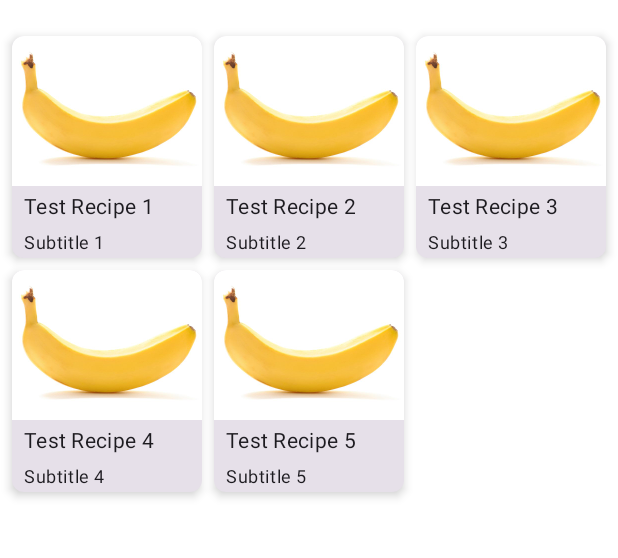
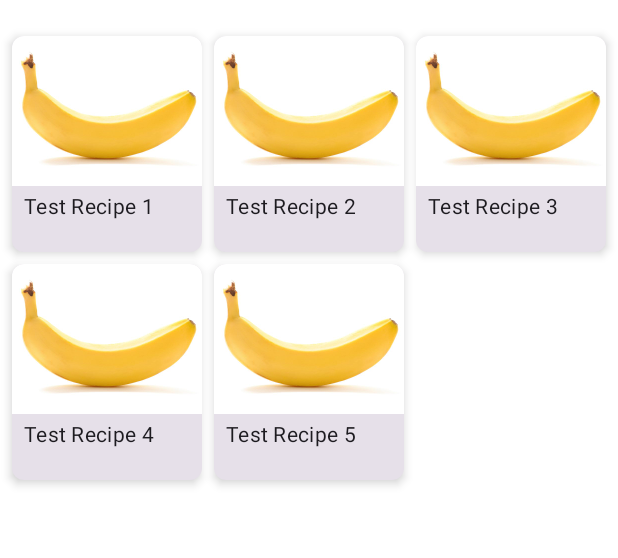
Before and after one commit to Omerixe/OmniRecipe-Android, an Android app built with Jetpack Compose: the screen it shows after launch (MainActivity), on a phone screen of 412 x 824 dp, the part 75-633 px from its top. Run offline under Robolectric (Android 15) with nearby library versions, the phone set to English and light mode, and no system bars.

Commit message:
Leave out subtitle on recipe card

```diff
--- a/app/src/main/java/ch/omerixe/omnirecipe/overview/ui/OverviewScreen.kt
+++ b/app/src/main/java/ch/omerixe/omnirecipe/overview/ui/OverviewScreen.kt
@@ -1,5 +1,6 @@
 package ch.omerixe.omnirecipe.overview.ui
 
+import android.content.res.Configuration
 import android.util.Log
 import androidx.compose.foundation.layout.Arrangement
 import androidx.compose.foundation.layout.PaddingValues
@@ -12,6 +13,7 @@ import androidx.compose.foundation.lazy.grid.LazyGridScope
 import androidx.compose.foundation.lazy.grid.LazyVerticalGrid
 import androidx.compose.foundation.lazy.grid.items
 import androidx.compose.material3.MaterialTheme
+import androidx.compose.material3.Surface
 import androidx.compose.material3.Text
 import androidx.compose.runtime.Composable
 import androidx.compose.ui.Modifier
@@ -28,31 +30,26 @@ fun OverviewScreen() {
         RecipeOverview(
             "1",
             "Test Recipe 1",
-            "Subtitle 1",
             RecipeImage.Internal(R.drawable.banana)
         ),
         RecipeOverview(
             "2",
             "Test Recipe 2",
-            "Subtitle 2",
             RecipeImage.Internal(R.drawable.banana)
         ),
         RecipeOverview(
             "3",
             "Test Recipe 3",
-            "Subtitle 3",
             RecipeImage.Internal(R.drawable.banana)
         ),
         RecipeOverview(
             "4",
             "Test Recipe 4",
-            "Subtitle 4",
             RecipeImage.Internal(R.drawable.banana)
         ),
         RecipeOverview(
             "5",
             "Test Recipe 5",
-            "Subtitle 5",
             RecipeImage.Internal(R.drawable.banana)
         ),
     )
@@ -87,10 +84,13 @@ private fun LazyGridScope.header(
 
 
 @Preview
+@Preview(uiMode = Configuration.UI_MODE_NIGHT_YES or Configuration.UI_MODE_TYPE_NORMAL)
 @Preview(device = "spec:parent=pixel_5,orientation=landscape")
 @Composable
 fun PreviewOverviewScreen() {
     OmniRecipeTheme {
-        OverviewScreen()
+        Surface(color = MaterialTheme.colorScheme.background) {
+            OverviewScreen()
+        }
     }
 }
--- a/app/src/main/java/ch/omerixe/omnirecipe/overview/ui/RecipeCard.kt
+++ b/app/src/main/java/ch/omerixe/omnirecipe/overview/ui/RecipeCard.kt
@@ -1,6 +1,7 @@
 package ch.omerixe.omnirecipe.overview.ui
 
 import androidx.compose.foundation.layout.Column
+import androidx.compose.foundation.layout.Spacer
 import androidx.compose.foundation.layout.fillMaxWidth
 import androidx.compose.foundation.layout.height
 import androidx.compose.foundation.layout.padding
@@ -55,13 +56,7 @@ fun RecipeCard(
                 style = MaterialTheme.typography.bodyMedium,
                 modifier = Modifier.padding(horizontal = 8.dp, vertical = 4.dp)
             )
-            Text(
-                text = recipeOverview.subtitle,
-                maxLines = 1,
-                overflow = TextOverflow.Ellipsis,
-                style = MaterialTheme.typography.bodySmall,
-                modifier = Modifier.padding(horizontal = 8.dp, vertical = 2.dp)
-            )
+            Spacer(modifier = Modifier.height(16.dp))
         }
     }
 }
@@ -74,7 +69,6 @@ fun PreviewRecipeCard() {
             recipeOverview = RecipeOverview(
                 "1",
                 "Test Recipe 1",
-                "Subtitle 1",
                 RecipeImage.Internal(R.drawable.banana)
             ),
             modifier = Modifier.padding(
--- a/app/src/main/java/ch/omerixe/omnirecipe/overview/ui/RecipeOverview.kt
+++ b/app/src/main/java/ch/omerixe/omnirecipe/overview/ui/RecipeOverview.kt
@@ -5,6 +5,5 @@ import ch.omerixe.omnirecipe.shared.ui.RecipeImage
 data class RecipeOverview(
     val id: String,
     val title: String,
-    val subtitle: String,
     val recipeImage: RecipeImage
 )
```
